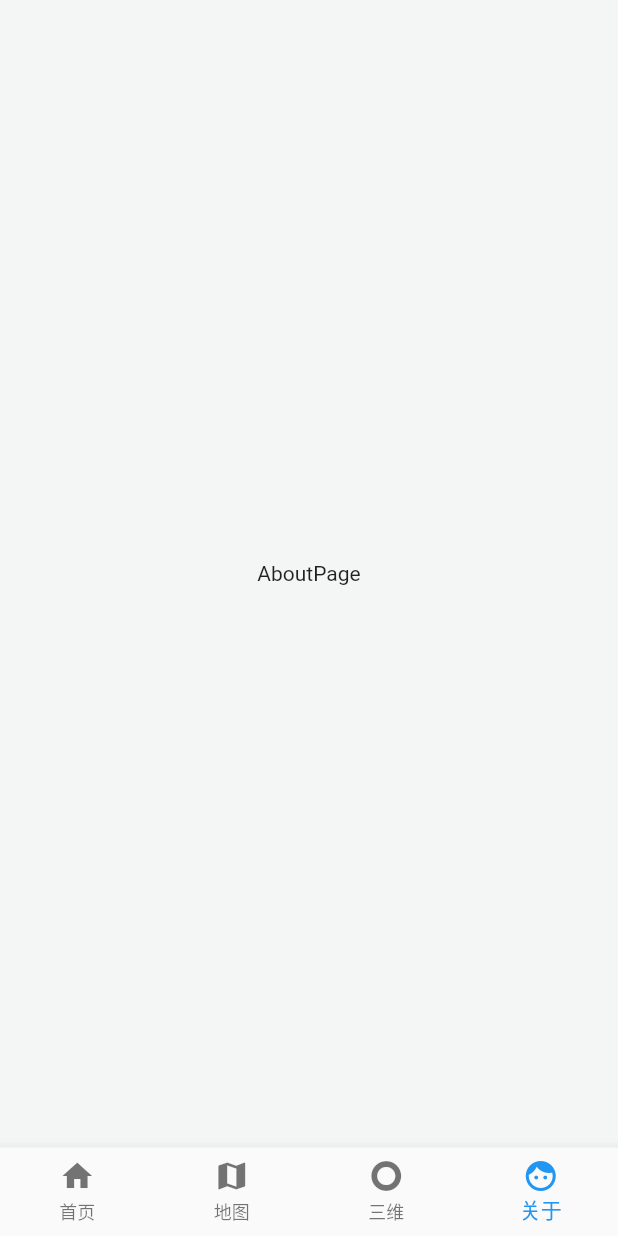
After one commit to lvisei/flutter-taste, a Flutter app: the screen it shows after launch, item 4 of the bottom bar chosen, on a phone screen of 412 x 824 dp. The commit adds this screen. Run offline on Flutter 3.47's test engine with Material 2 defaults, Android fonts, the phone set to English and light mode, and no system bars; our stand-ins replace dio, flutter_map, latlong; missing offline and left inert: flutter_webview_plugin.

Commit message:
feat: add about page and change theme

```diff
--- a/lib/layouts/main_navigation.dart
+++ b/lib/layouts/main_navigation.dart
@@ -2,6 +2,7 @@ import 'package:flutter/material.dart';
 import 'package:flutter_demo_app/pages/cesium_page/cesium_page.dart';
 import 'package:flutter_demo_app/pages/home_page/home_page.dart';
 import 'package:flutter_demo_app/pages/map_page/map_page.dart';
+import 'package:flutter_demo_app/pages/about_page/about_page.dart';
 
 class MainNavigation extends StatefulWidget {
   MainNavigation({Key key, this.title}) : super(key: key);
@@ -18,9 +19,11 @@ class _MainNavigationState extends State<MainNavigation> {
   final List<BottomNavigationBarItem> bottomNavigationItems = [
     BottomNavigationBarItem(icon: Icon(Icons.home), title: Text('首页')),
     BottomNavigationBarItem(icon: Icon(Icons.map), title: Text('地图')),
-    BottomNavigationBarItem(icon: Icon(Icons.trip_origin), title: Text('三维'))
+    BottomNavigationBarItem(icon: Icon(Icons.trip_origin), title: Text('三维')),
+    BottomNavigationBarItem(icon: Icon(Icons.face), title: Text('关于')),
   ];
-  final List tabBodies = [new HomePage(), new MapPage(), new CesiumPage()];
+  final List tabBodies = [
+    new HomePage(), new MapPage(), new CesiumPage(), new AboutPage()];
 
   @override
   void initState() {
@@ -41,6 +44,7 @@ class _MainNavigationState extends State<MainNavigation> {
       backgroundColor: new Color.fromRGBO(244, 245, 245, 1.0),
       bottomNavigationBar: new BottomNavigationBar(
           type: BottomNavigationBarType.fixed,
+          fixedColor: Colors.blue,
           currentIndex: _currentIndex,
           items: bottomNavigationItems,
           onTap: _onNavigationBarItemTapped),
--- a/lib/layouts/my_drawer.dart
+++ b/lib/layouts/my_drawer.dart
@@ -8,7 +8,7 @@ class MyDrawer extends StatelessWidget {
   @override
   Widget build(BuildContext context) {
     return Theme(
-        data: Theme.of(context).copyWith(primaryColor: Color(0xFFEFEFEF)),
+        data: Theme.of(context).copyWith(primaryColor: Colors.grey[50]),
         child: Drawer(
             child: Column(children: <Widget>[
           DrawerHeader(
--- a/lib/main.dart
+++ b/lib/main.dart
@@ -9,10 +9,25 @@ class MyApp extends StatelessWidget {
     return MaterialApp(
         title: 'Flutter Demo',
         theme: ThemeData(
+//          accentColor: Colors.grey[50], //次级色，决定大多数Widget的颜色，如进度条、开关等
+//          backgroundColor: Color(0xFFFFFFFF),
           primarySwatch: Colors.blue, // 主色，决定导航栏颜色
-          accentColor: Colors.grey[50], //次级色，决定大多数Widget的颜色，如进度条、开关等
-          backgroundColor: Color(0xFFFFFFFF),
-//          primaryColor: Color(0xFFFFFFFF), //主题颜色样本
+          primaryColor: Colors.grey[50],
+          // 主题颜色样本
+          scaffoldBackgroundColor: Colors.grey[50],
+          dialogBackgroundColor: Colors.grey[50],
+          primaryColorBrightness: Brightness.light,
+          buttonColor: Colors.blue,
+          iconTheme: new IconThemeData(
+            color: Colors.grey[700],
+          ),
+          hintColor: Colors.grey[400],
+          appBarTheme: AppBarTheme(
+            elevation: 0.5,
+          ),
+          bottomAppBarTheme: BottomAppBarTheme(
+            elevation: 1.0,
+          ),
         ),
         home: MainNavigation(),
         onGenerateRoute: null);
--- /dev/null
+++ b/lib/pages/about_page/about_page.dart
@@ -0,0 +1,17 @@
+import 'package:flutter/material.dart';
+
+class AboutPage extends StatefulWidget {
+  @override
+  _AboutPageState createState() => _AboutPageState();
+}
+
+class _AboutPageState extends State<AboutPage> {
+  @override
+  Widget build(BuildContext context) {
+    return Center(
+      child: Text(
+        'AboutPage',
+      ),
+    );
+  }
+}
--- a/lib/pages/home_page/home_page.dart
+++ b/lib/pages/home_page/home_page.dart
@@ -27,7 +27,7 @@ class _HomePageState extends State<HomePage> {
           title: Text(_title),
           leading: Builder(builder: (context) {
             return IconButton(
-              icon: Icon(Icons.apps, color: Colors.white),
+              icon: Icon(Icons.apps),
               onPressed: () {
                 Scaffold.of(context).openDrawer();
               },
```
Also changed, not shown: lib/pages/cesium_page/cesium_page.dart (+10 -4 lines).
